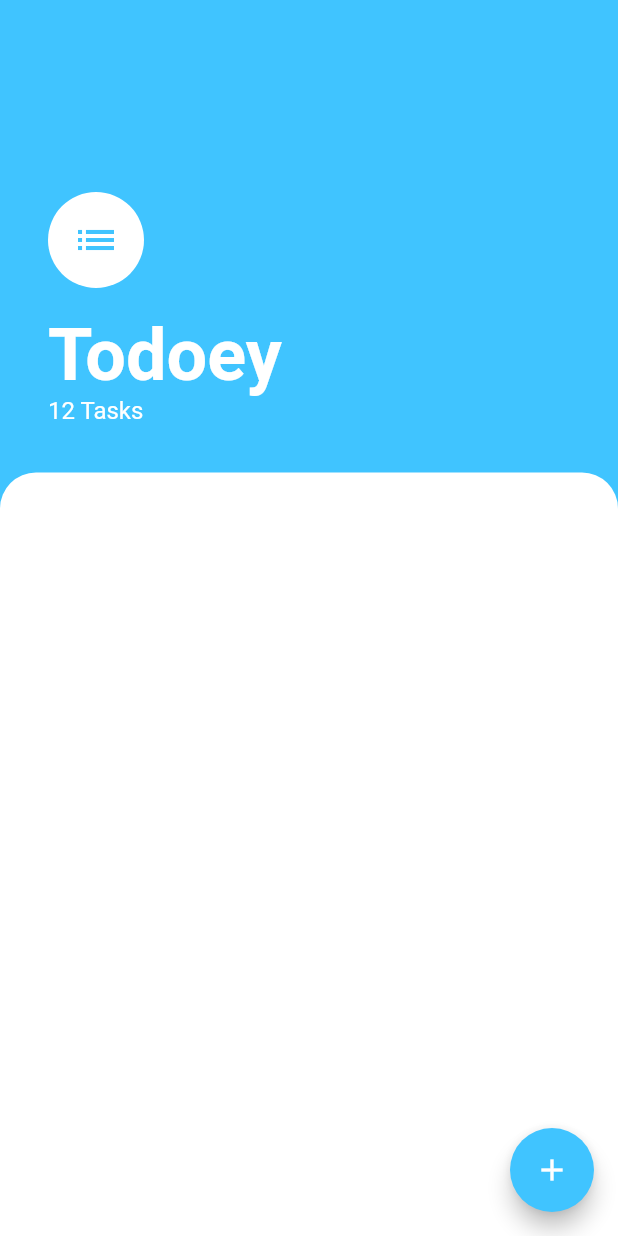
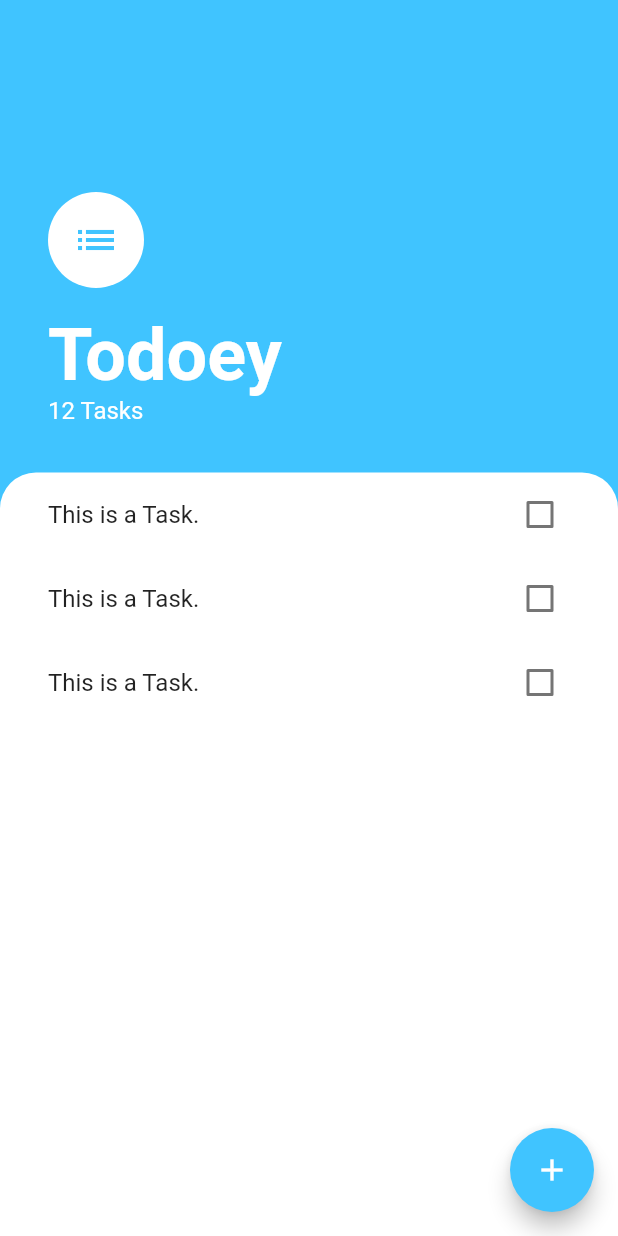
Before and after one commit to FadyFawzyOfficial/todoey, a Flutter app: the screen it shows after launch, on a phone screen of 412 x 824 dp. Run offline on Flutter 3.47's test engine with Material 2 defaults, Android fonts, the phone set to English and light mode, and no system bars.

Commit message:
2. Build TasksList Widget & Separate it with its TaskTile into Separated Widgets

```diff
--- a/lib/screens/tasks_screen.dart
+++ b/lib/screens/tasks_screen.dart
@@ -1,4 +1,6 @@
 import 'package:flutter/material.dart';
+
+import '../widgets/tasks_list.dart';
 
 class TasksScreen extends StatelessWidget {
   const TasksScreen({super.key});
@@ -50,6 +52,7 @@ class TasksScreen extends StatelessWidget {
           ),
           Expanded(
             child: Container(
+              padding: const EdgeInsets.symmetric(horizontal: 16),
               decoration: const BoxDecoration(
                 color: Colors.white,
                 borderRadius: BorderRadiusDirectional.only(
@@ -57,6 +60,7 @@ class TasksScreen extends StatelessWidget {
                   topEnd: Radius.circular(24),
                 ),
               ),
+              child: const TasksList(),
             ),
           ),
         ],
--- /dev/null
+++ b/lib/widgets/task_tile.dart
@@ -0,0 +1,14 @@
+import 'package:flutter/material.dart';
+
+class TaskTile extends StatelessWidget {
+  const TaskTile({super.key});
+
+  @override
+  Widget build(BuildContext context) {
+    return CheckboxListTile(
+      title: const Text('This is a Task.'),
+      value: false,
+      onChanged: (value) {},
+    );
+  }
+}
--- /dev/null
+++ b/lib/widgets/tasks_list.dart
@@ -0,0 +1,18 @@
+import 'package:flutter/material.dart';
+
+import 'task_tile.dart';
+
+class TasksList extends StatelessWidget {
+  const TasksList({super.key});
+
+  @override
+  Widget build(BuildContext context) {
+    return ListView(
+      children: const [
+        TaskTile(),
+        TaskTile(),
+        TaskTile(),
+      ],
+    );
+  }
+}
```
